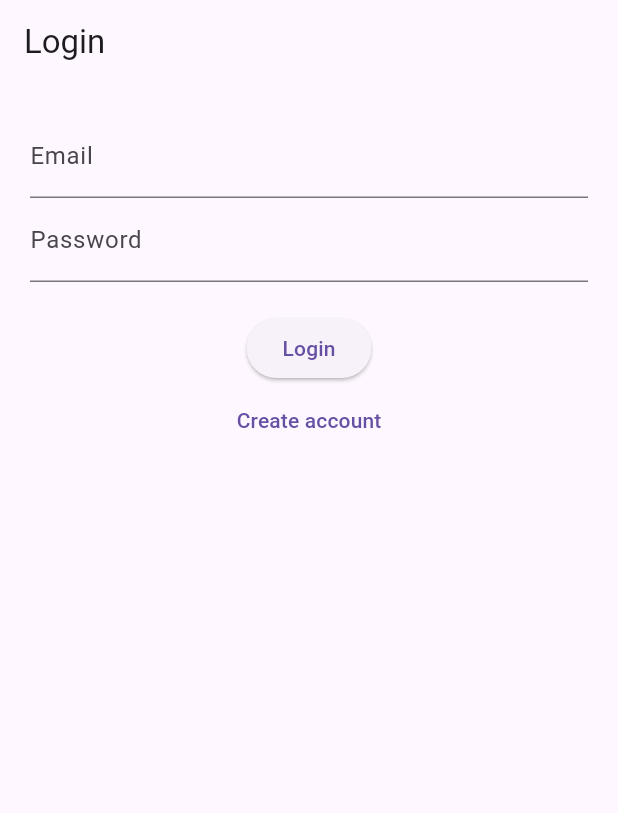
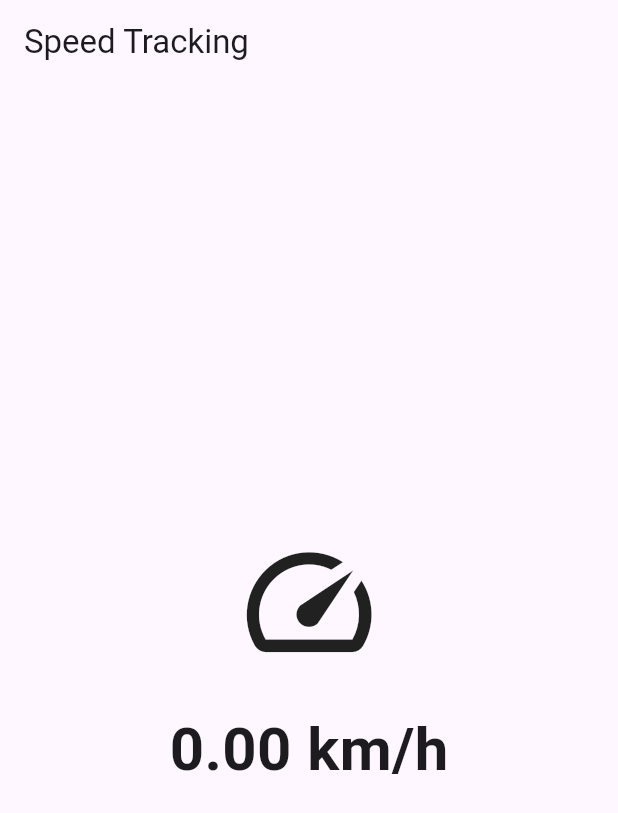
Before and after one commit to giabao237/CNPM_AppMobile, a Flutter app: the screen it shows after launch, on a phone screen of 412 x 824 dp. Shown: the top 813 px of the screen. Run offline on Flutter 3.47's test engine with Material 3 defaults, Android fonts, the phone set to English and light mode, and no system bars; our stand-ins replace geolocator, sqflite; accounts and stored records are empty.

Commit message:
speed tracking

```diff
--- a/lib/main.dart
+++ b/lib/main.dart
@@ -1,5 +1,6 @@
 import 'package:flutter/material.dart';
 import 'screens/login_screen.dart';
+import 'screens/speed_screen.dart';
 
 void main() {
   runApp(const MyApp());
@@ -12,7 +13,8 @@ class MyApp extends StatelessWidget {
   Widget build(BuildContext context) {
     return MaterialApp(
       debugShowCheckedModeBanner: false,
-      home: const LoginScreen(),
+      //home: const LoginScreen(),
+      home: const SpeedScreen(),
     );
   }
 }
--- /dev/null
+++ b/lib/screens/speed_screen.dart
@@ -0,0 +1,88 @@
+import 'dart:async';
+
+import 'package:flutter/material.dart';
+import 'package:geolocator/geolocator.dart';
+
+import '../services/speed_service.dart';
+
+class SpeedScreen extends StatefulWidget {
+  const SpeedScreen({super.key});
+
+  @override
+  State<SpeedScreen> createState() => _SpeedScreenState();
+}
+
+class _SpeedScreenState extends State<SpeedScreen> {
+
+  final SpeedService speedService = SpeedService();
+
+  double speed = 0;
+
+  StreamSubscription<Position>? positionStream;
+
+  @override
+  void initState() {
+    super.initState();
+
+    startTracking();
+  }
+
+  Future<void> startTracking() async {
+
+    bool allowed = await speedService.requestPermission();
+
+    if (!allowed) return;
+
+    positionStream =
+        speedService.getPositionStream().listen((Position position) {
+
+          setState(() {
+
+            speed = position.speed * 3.6;
+
+          });
+        });
+  }
+
+  @override
+  void dispose() {
+
+    positionStream?.cancel();
+
+    super.dispose();
+  }
+
+  @override
+  Widget build(BuildContext context) {
+
+    return Scaffold(
+      appBar: AppBar(
+        title: const Text("Speed Tracking"),
+      ),
+
+      body: Center(
+        child: Column(
+          mainAxisAlignment: MainAxisAlignment.center,
+
+          children: [
+
+            const Icon(
+              Icons.speed,
+              size: 100,
+            ),
+
+            const SizedBox(height: 20),
+
+            Text(
+              "${speed.toStringAsFixed(2)} km/h",
+              style: const TextStyle(
+                fontSize: 40,
+                fontWeight: FontWeight.bold,
+              ),
+            ),
+          ],
+        ),
+      ),
+    );
+  }
+}
--- a/pubspec.yaml
+++ b/pubspec.yaml
@@ -32,7 +32,7 @@ dependencies:
     sdk: flutter
 
 
-#api WEATHER
+#api WEATHER & #speed tracking
   http: ^1.2.1
   geolocator: ^11.0.0
 
@@ -40,6 +40,7 @@ dependencies:
 #login / register
   sqflite: ^2.3.3
   path: ^1.9.0
+
   # The following adds the Cupertino Icons font to your application.
   # Use with the CupertinoIcons class for iOS style icons.
   cupertino_icons: ^1.0.8
```
Also changed, not shown: lib/screens/dashboard_screen.dart (+18 -1 lines), lib/services/speed_service.dart (added, +38 -0 lines), 1 other file.
